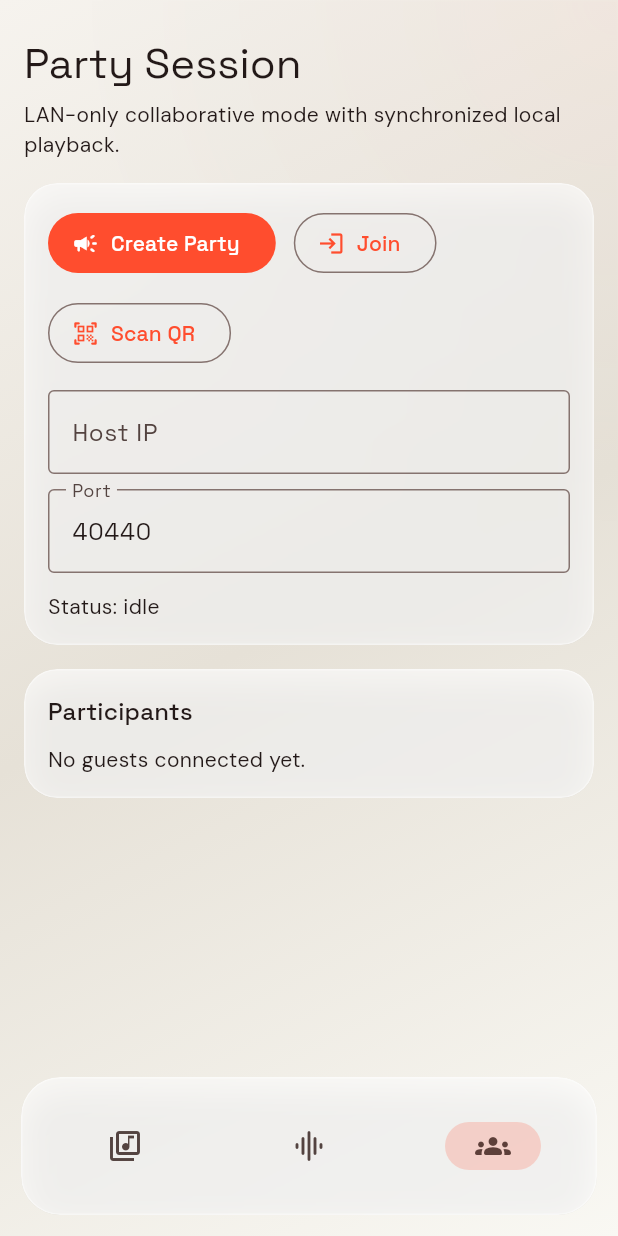
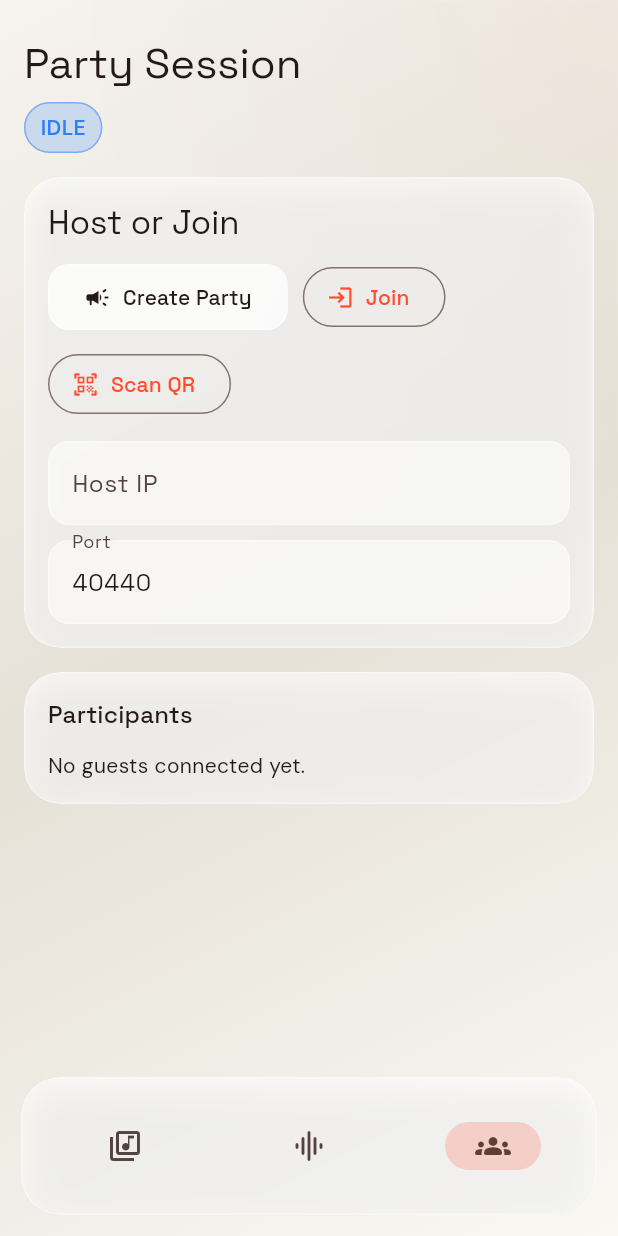
Before and after one commit to DhrubaDC1/collaborative_music_player, a Flutter app: the screen it shows after launch, item 3 of the bottom bar chosen, on a phone screen of 412 x 824 dp. Run offline on Flutter 3.47's test engine with Material 3 defaults, Android fonts, the phone set to English and light mode, and no system bars; our stand-ins replace audio_service, file_picker, flutter_riverpod, google_fonts, just_audio, qr_flutter; missing offline and left inert: audio_session, mobile_scanner, youtube_explode_dart.

Commit message:
feat: redesign Party tab as modern session dashboard

```diff
--- a/lib/features/party/party_tab.dart
+++ b/lib/features/party/party_tab.dart
@@ -1,4 +1,8 @@
 import 'package:collaborative_music_player/core/widgets/glass_panel.dart';
+import 'package:collaborative_music_player/design_system/components/glass_button.dart';
+import 'package:collaborative_music_player/design_system/components/glass_input.dart';
+import 'package:collaborative_music_player/design_system/components/status_pill.dart';
+import 'package:collaborative_music_player/services/party/party_models.dart';
 import 'package:collaborative_music_player/services/party/party_session_service.dart';
 import 'package:flutter/material.dart';
 import 'package:flutter_riverpod/flutter_riverpod.dart';
@@ -37,26 +41,48 @@ class _PartyTabState extends ConsumerState<PartyTab> {
             'Party Session',
             style: Theme.of(context).textTheme.headlineMedium,
           ),
-          const SizedBox(height: 6),
-          Text(
-            'LAN-only collaborative mode with synchronized local playback.',
-            style: Theme.of(context).textTheme.bodyMedium,
+          const SizedBox(height: 8),
+          Wrap(
+            spacing: 8,
+            runSpacing: 8,
+            children: [
+              StatusPill(
+                label: state.status.name.toUpperCase(),
+                tone: switch (state.status) {
+                  PartyConnectionStatus.connected => StatusTone.success,
+                  PartyConnectionStatus.hosting => StatusTone.warning,
+                  PartyConnectionStatus.error => StatusTone.error,
+                  _ => StatusTone.info,
+                },
+              ),
+              if (state.isConnected)
+                StatusPill(
+                  label: 'Peers ${state.peers.length}',
+                  tone: StatusTone.info,
+                ),
+            ],
           ),
           const SizedBox(height: 16),
           GlassPanel(
+            radius: 24,
             child: Column(
               crossAxisAlignment: CrossAxisAlignment.start,
               children: [
+                Text(
+                  'Host or Join',
+                  style: Theme.of(context).textTheme.titleLarge,
+                ),
+                const SizedBox(height: 12),
                 Wrap(
-                  spacing: 12,
-                  runSpacing: 12,
+                  spacing: 10,
+                  runSpacing: 10,
                   children: [
-                    FilledButton.icon(
+                    GlassButton(
                       onPressed: state.isConnected
                           ? null
                           : () => controller.createSession(),
-                      icon: const Icon(Icons.campaign_rounded),
-                      label: const Text('Create Party'),
+                      icon: Icons.campaign_rounded,
+                      label: 'Create Party',
                     ),
                     OutlinedButton.icon(
                       onPressed: state.isConnected
@@ -75,28 +101,23 @@ class _PartyTabState extends ConsumerState<PartyTab> {
                   ],
                 ),
                 const SizedBox(height: 14),
-                TextField(
+                GlassInput(
                   controller: _hostController,
-                  decoration: const InputDecoration(
-                    border: OutlineInputBorder(),
-                    labelText: 'Host IP',
-                    hintText: '192.168.x.x',
-                  ),
+                  hint: '192.168.x.x',
+                  label: 'Host IP',
                 ),
                 const SizedBox(height: 10),
-                TextField(
+                GlassInput(
                   controller: _portController,
-                  keyboardType: TextInputType.number,
-                  decoration: const InputDecoration(
-                    border: OutlineInputBorder(),
-                    labelText: 'Port',
+                  hint: '40440',
+                  label: 'Port',
+                ),
+                if (state.message != null) ...[
+                  const SizedBox(height: 10),
+                  Text(
+                    state.message!,
+                    style: Theme.of(context).textTheme.bodySmall,
                   ),
-                ),
-                const SizedBox(height: 12),
-                Text('Status: ${state.status.name}'),
-                if (state.message != null) ...[
-                  const SizedBox(height: 4),
-                  Text(state.message!),
                 ],
               ],
             ),
@@ -104,13 +125,14 @@ class _PartyTabState extends ConsumerState<PartyTab> {
           if (state.isHost && controller.joinPayload.isNotEmpty) ...[
             const SizedBox(height: 16),
             GlassPanel(
+              radius: 24,
               child: Column(
                 children: [
                   Text(
-                    'Scan to Join',
+                    'Invite with QR',
                     style: Theme.of(context).textTheme.titleMedium,
                   ),
-                  const SizedBox(height: 12),
+                  const SizedBox(height: 10),
                   QrImageView(data: controller.joinPayload, size: 220),
                   const SizedBox(height: 8),
                   SelectableText(controller.joinPayload),
@@ -120,6 +142,7 @@ class _PartyTabState extends ConsumerState<PartyTab> {
           ],
           const SizedBox(height: 16),
           GlassPanel(
+            radius: 24,
             child: Column(
               crossAxisAlignment: CrossAxisAlignment.start,
               children: [
@@ -127,21 +150,50 @@ class _PartyTabState extends ConsumerState<PartyTab> {
                   'Participants',
                   style: Theme.of(context).textTheme.titleMedium,
                 ),
-                const SizedBox(height: 10),
+                const SizedBox(height: 12),
                 if (state.peers.isEmpty)
                   const Text('No guests connected yet.')
                 else
                   ...state.peers.map(
-                    (peer) => ListTile(
-                      contentPadding: EdgeInsets.zero,
-                      leading: const CircleAvatar(
-                        child: Icon(Icons.person_rounded),
+                    (peer) => Padding(
+                      padding: const EdgeInsets.only(bottom: 8),
+                      child: GlassPanel(
+                        blur: 10,
+                        radius: 18,
+                        padding: const EdgeInsets.symmetric(
+                          horizontal: 12,
+                          vertical: 8,
+                        ),
+                        child: Row(
+                          children: [
+                            const CircleAvatar(
+                              child: Icon(Icons.person_rounded, size: 18),
+                            ),
+                            const SizedBox(width: 10),
+                            Expanded(
+                              child: Column(
+                                crossAxisAlignment: CrossAxisAlignment.start,
+                                children: [
+                                  Text(peer.name),
+                                  Text(
+                                    peer.address,
+                                    style: Theme.of(
+                                      context,
+                                    ).textTheme.bodySmall,
+                                  ),
+                                ],
+                              ),
+                            ),
+                            if (peer.lastRttMs != null)
+                              StatusPill(
+                                label: '${peer.lastRttMs}ms',
+                                tone: peer.lastRttMs! < 80
+                                    ? StatusTone.success
+                                    : StatusTone.warning,
+                              ),
+                          ],
+                        ),
                       ),
-                      title: Text(peer.name),
-                      subtitle: Text(peer.address),
-                      trailing: peer.lastRttMs == null
-                          ? null
-                          : Text('${peer.lastRttMs}ms'),
                     ),
                   ),
               ],
```
